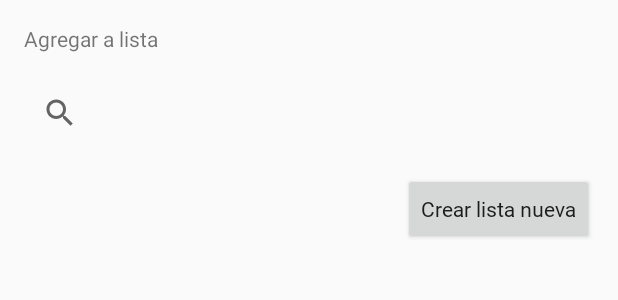
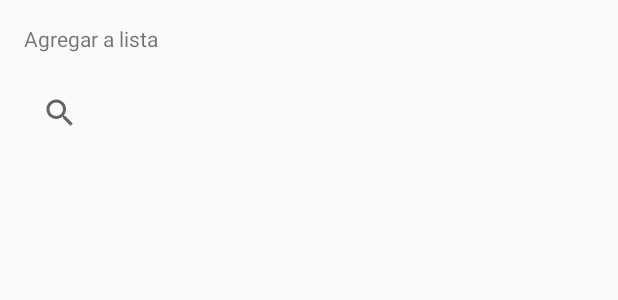
Before and after one commit to jcarloshg/demon_reproductor_musica, an Android app: the layout bottom_sheet_playlists.xml on its own in the app's theme, with its tools: preview values and no code run, on a phone screen of 412 x 824 dp. Shown: the top 300 px of the screen. Run offline under Robolectric (Android 15) with nearby library versions, the phone set to English and light mode, and no system bars.

Commit message:
ADD logic to bottom_sheet_playlists

```diff
--- a/app/src/main/java/com/example/demonreproductormusica/BiblotecaFragment.java
+++ b/app/src/main/java/com/example/demonreproductormusica/BiblotecaFragment.java
@@ -29,7 +29,7 @@ import java.util.Arrays;
 
 /**
  * A simple {@link Fragment} subclass.
- * Use the {@link BiblotecaFragment#newInstance} factory method to
+ * Use the {@link BiblotecaFragment} factory method to
  * create an instance of this fragment.
  */
 public class BiblotecaFragment extends Fragment {
--- a/app/src/main/res/layout/bottom_sheet_playlists.xml
+++ b/app/src/main/res/layout/bottom_sheet_playlists.xml
@@ -1,55 +1,43 @@
 <?xml version="1.0" encoding="utf-8"?>
-<androidx.constraintlayout.widget.ConstraintLayout xmlns:android="http://schemas.android.com/apk/res/android"
+<LinearLayout xmlns:android="http://schemas.android.com/apk/res/android"
     xmlns:app="http://schemas.android.com/apk/res-auto"
     xmlns:tools="http://schemas.android.com/tools"
+    android:id="@+id/bottom_sheet_playlist"
     android:layout_width="match_parent"
-    android:layout_height="match_parent">
+    android:layout_height="match_parent"
+    android:orientation="vertical"
+    android:padding="16dp"
+    app:behavior_hideable="false"
+    app:behavior_peekHeight="62dp"
+    app:layout_behavior="com.google.android.material.bottomsheet.BottomSheetBehavior">
 
-    <androidx.recyclerview.widget.RecyclerView
-        android:id="@+id/recycler_view_playlist"
-        android:layout_width="match_parent"
-        android:layout_height="0dp"
-        android:layout_marginStart="16dp"
-        android:layout_marginTop="16dp"
-        android:layout_marginEnd="16dp"
-        android:layout_marginBottom="16dp"
-        app:layout_constraintBottom_toBottomOf="parent"
-        app:layout_constraintEnd_toEndOf="parent"
-        app:layout_constraintStart_toStartOf="parent"
-        app:layout_constraintTop_toBottomOf="@+id/button_crate_list_playlist" />
-
-    <Button
-        android:id="@+id/button_crate_list_playlist"
+    <TextView
+        android:id="@+id/textView2"
         android:layout_width="wrap_content"
         android:layout_height="wrap_content"
-        android:layout_marginTop="16dp"
-        android:layout_marginEnd="16dp"
-        android:fontFamily="@font/roboto"
-        android:text="@string/button_create_list"
-        android:textAllCaps="false"
-        app:layout_constraintEnd_toEndOf="parent"
-        app:layout_constraintTop_toBottomOf="@+id/search__playlist" />
+        android:text="@string/add_to_list_label"
+        app:layout_constraintStart_toStartOf="parent"
+        app:layout_constraintTop_toTopOf="parent" />
 
     <SearchView
-        android:id="@+id/search__playlist"
-        android:layout_width="0dp"
+        android:id="@+id/bottom_sheet_playlist_searchView"
+        android:layout_width="match_parent"
         android:layout_height="wrap_content"
-        android:layout_marginStart="16dp"
         android:layout_marginTop="16dp"
-        android:layout_marginEnd="16dp"
         app:layout_constraintEnd_toEndOf="parent"
         app:layout_constraintStart_toStartOf="parent"
         app:layout_constraintTop_toBottomOf="@+id/textView2">
 
     </SearchView>
 
-    <TextView
-        android:id="@+id/textView2"
-        android:layout_width="wrap_content"
-        android:layout_height="wrap_content"
-        android:layout_marginStart="16dp"
+    <androidx.recyclerview.widget.RecyclerView
+        android:id="@+id/bottom_sheet_playlist_recyclerview"
+        android:layout_width="match_parent"
+        android:layout_height="300dp"
         android:layout_marginTop="16dp"
-        android:text="@string/add_to_list_label"
+        app:layout_constraintBottom_toBottomOf="parent"
+        app:layout_constraintEnd_toEndOf="parent"
         app:layout_constraintStart_toStartOf="parent"
-        app:layout_constraintTop_toTopOf="parent" />
-</androidx.constraintlayout.widget.ConstraintLayout>
+        app:layout_constraintTop_toBottomOf="@+id/button_crate_list_playlist" />
+
+</LinearLayout>
```
Also changed, not shown: app/src/main/java/com/example/demonreproductormusica/adaptadores/ListItemAdapter.java (+66 -10 lines).
